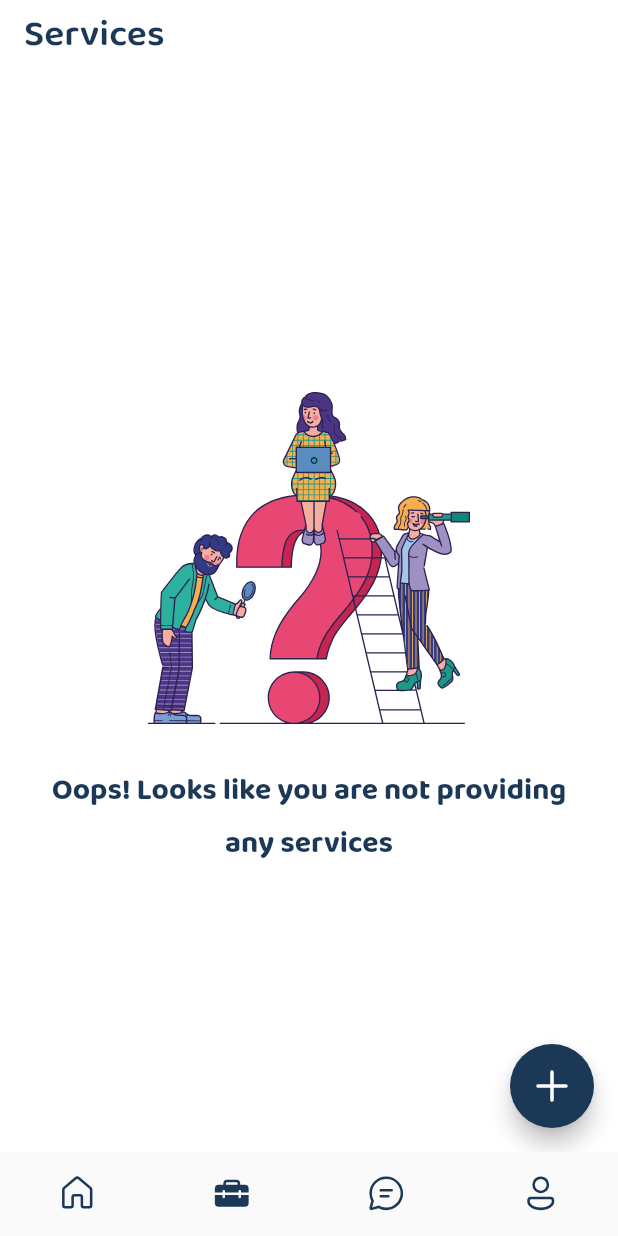
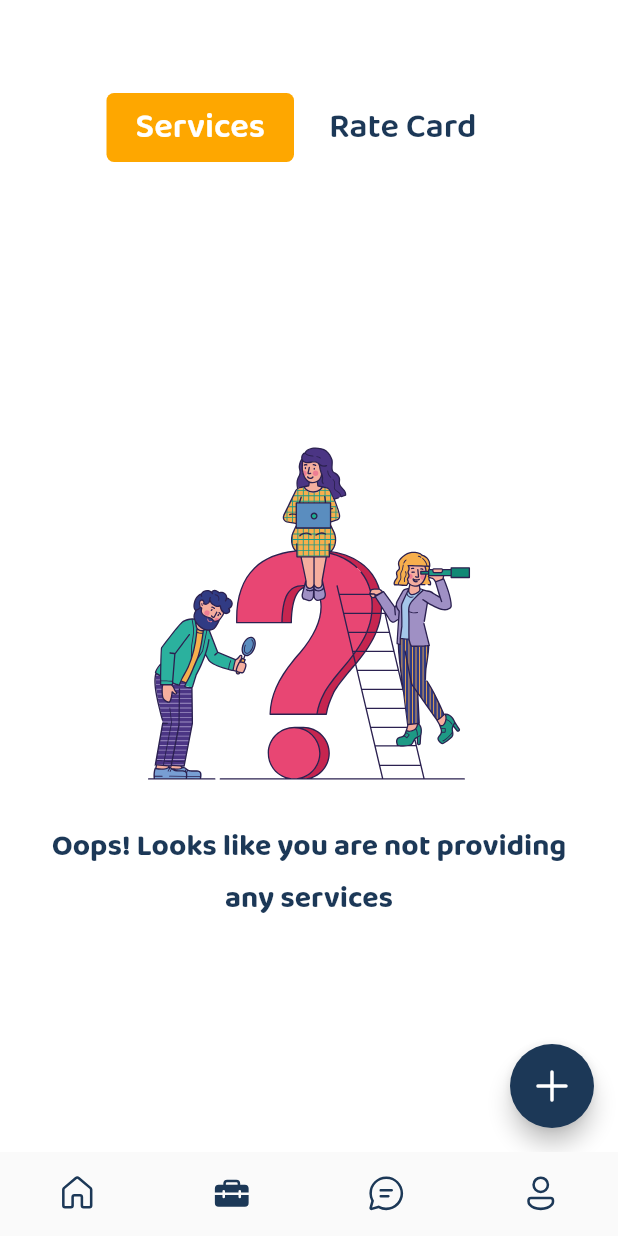
Before and after one commit to lakshya46jain/h4y-partner, a Flutter app: the screen it shows once a user with an empty profile is signed in, item 2 of the bottom bar chosen, on a phone screen of 412 x 824 dp. Run offline on Flutter 3.47's test engine with Material 2 defaults, Android fonts, the phone set to English and light mode, and no system bars; our stand-ins replace cached_network_image, cloud_firestore, firebase_auth, firebase_core, firebase_storage, fluentui_system_icons and 7 more; missing offline and left inert: international_phone_input, rate_my_app; accounts and stored records are empty; network calls fail; project files that could hold a hidden picture were left out.

Commit message:
Created Custom Tab Bar & Implemented It

```diff
--- /dev/null
+++ b/lib/constants/custom_tab_bar.dart
@@ -0,0 +1,150 @@
+// Flutter Imports
+import 'package:flutter/material.dart';
+// Dependency Imports
+// File Imports
+
+class CustomTabBar extends StatefulWidget {
+  final String text1;
+  final String text2;
+  final Widget widget1;
+  final Widget widget2;
+
+  CustomTabBar({
+    this.text1,
+    this.text2,
+    this.widget1,
+    this.widget2,
+  });
+
+  @override
+  _CustomTabBarState createState() => _CustomTabBarState();
+}
+
+class _CustomTabBarState extends State<CustomTabBar> {
+  int _selectedPage = 0;
+  PageController _pageController;
+
+  void _changePage(int pageNum) {
+    setState(() {
+      _selectedPage = pageNum;
+      _pageController.animateToPage(
+        pageNum,
+        duration: Duration(milliseconds: 1000),
+        curve: Curves.fastLinearToSlowEaseIn,
+      );
+    });
+  }
+
+  @override
+  void initState() {
+    _pageController = PageController();
+    super.initState();
+  }
+
+  @override
+  void dispose() {
+    _pageController.dispose();
+    super.dispose();
+  }
+
+  @override
+  Widget build(BuildContext context) {
+    return Container(
+      child: Column(
+        mainAxisAlignment: MainAxisAlignment.start,
+        children: [
+          Container(
+            padding: EdgeInsets.symmetric(
+              vertical: 12.0,
+            ),
+            child: Row(
+              mainAxisAlignment: MainAxisAlignment.center,
+              children: [
+                CustomTabBarButton(
+                  text: widget.text1,
+                  pageNumber: 0,
+                  selectedPage: _selectedPage,
+                  onPressed: () {
+                    _changePage(0);
+                  },
+                ),
+                CustomTabBarButton(
+                  text: widget.text2,
+                  pageNumber: 1,
+                  selectedPage: _selectedPage,
+                  onPressed: () {
+                    _changePage(1);
+                  },
+                ),
+              ],
+            ),
+          ),
+          Expanded(
+            child: PageView(
+              physics: NeverScrollableScrollPhysics(),
+              onPageChanged: (int page) {
+                setState(() {
+                  _selectedPage = page;
+                });
+              },
+              controller: _pageController,
+              children: [
+                widget.widget1,
+                widget.widget2,
+              ],
+            ),
+          )
+        ],
+      ),
+    );
+  }
+}
+
+class CustomTabBarButton extends StatelessWidget {
+  final String text;
+  final int selectedPage;
+  final int pageNumber;
+  final Function onPressed;
+
+  CustomTabBarButton({
+    this.text,
+    this.selectedPage,
+    this.pageNumber,
+    this.onPressed,
+  });
+
+  @override
+  Widget build(BuildContext context) {
+    return GestureDetector(
+      onTap: onPressed,
+      child: AnimatedContainer(
+        width: 125.0,
+        duration: Duration(milliseconds: 1000),
+        curve: Curves.fastLinearToSlowEaseIn,
+        decoration: BoxDecoration(
+          color: selectedPage == pageNumber ? Color(0xFFFEA700) : Colors.white,
+          borderRadius: BorderRadius.circular(5.0),
+        ),
+        padding: EdgeInsets.symmetric(
+          vertical: selectedPage == pageNumber ? 2.5 : 0,
+          horizontal: selectedPage == pageNumber ? 10.0 : 0,
+        ),
+        margin: EdgeInsets.symmetric(
+          vertical: selectedPage == pageNumber ? 0 : 2.5,
+          horizontal: selectedPage == pageNumber ? 0 : 10.0,
+        ),
+        child: Text(
+          text ?? "",
+          textAlign: TextAlign.center,
+          style: TextStyle(
+            fontSize: 23.0,
+            fontFamily: "BalooPaaji",
+            fontWeight: FontWeight.w600,
+            color:
+                selectedPage == pageNumber ? Colors.white : Color(0xFF1C3857),
+          ),
+        ),
+      ),
+    );
+  }
+}
--- a/lib/primary_screens/services_screen/app_bar.dart
+++ /dev/null
@@ -1,23 +0,0 @@
-// Flutter Imports
-import 'package:flutter/material.dart';
-// Dependency Imports
-// File Imports
-
-class ServicesAppBar extends StatelessWidget {
-  @override
-  Widget build(BuildContext context) {
-    return AppBar(
-      elevation: 0.0,
-      backgroundColor: Colors.transparent,
-      title: Text(
-        "Services",
-        style: TextStyle(
-          fontSize: 25.0,
-          color: Color(0xFF1C3857),
-          fontFamily: "BalooPaaji",
-          fontWeight: FontWeight.w600,
-        ),
-      ),
-    );
-  }
-}
--- a/lib/primary_screens/services_screen/body.dart
+++ b/lib/primary_screens/services_screen/body.dart
@@ -7,6 +7,7 @@ import 'package:flutter_svg/flutter_svg.dart';
 import 'package:h4y_partner/models/user_model.dart';
 import 'package:h4y_partner/services/database.dart';
 import 'package:h4y_partner/models/service_model.dart';
+import 'package:h4y_partner/constants/custom_tab_bar.dart';
 import 'package:h4y_partner/primary_screens/services_screen/service_tile.dart';
 
 class Body extends StatelessWidget {
@@ -15,7 +16,12 @@ class Body extends StatelessWidget {
     // Get User
     final user = Provider.of<Help4YouUser>(context);
 
-    return StreamBuilder(
+    return Padding(
+      padding: EdgeInsets.only(top: 50.0),
+      child: CustomTabBar(
+        text1: "Services",
+        text2: "Rate Card",
+        widget1: StreamBuilder(
           stream: DatabaseService(uid: user.uid).serviceData,
           builder: (context, snapshot) {
             List<Help4YouServices> services = snapshot.data;
@@ -60,6 +66,9 @@ class Body extends StatelessWidget {
               );
             }
           },
+        ),
+        widget2: Container(),
+      ),
     );
   }
 }
--- a/lib/primary_screens/services_screen/services_screen.dart
+++ b/lib/primary_screens/services_screen/services_screen.dart
@@ -4,7 +4,6 @@ import 'package:flutter/material.dart';
 import 'package:fluentui_system_icons/fluentui_system_icons.dart';
 // File Imports
 import 'package:h4y_partner/primary_screens/services_screen/body.dart';
-import 'package:h4y_partner/primary_screens/services_screen/app_bar.dart';
 import 'package:h4y_partner/secondary_screens/add_service_screen/add_service.dart';
 
 class ServicesScreen extends StatefulWidget {
@@ -21,12 +20,6 @@ class _ServicesScreenState extends State<ServicesScreen> {
       },
       child: Scaffold(
         backgroundColor: Colors.white,
-        appBar: PreferredSize(
-          preferredSize: Size.fromHeight(
-            MediaQuery.of(context).size.height / (1792 / 100),
-          ),
-          child: ServicesAppBar(),
-        ),
         body: Body(),
         floatingActionButton: FloatingActionButton(
           child: Icon(
```
Lines whose indentation alone changed are shown as unchanged.
